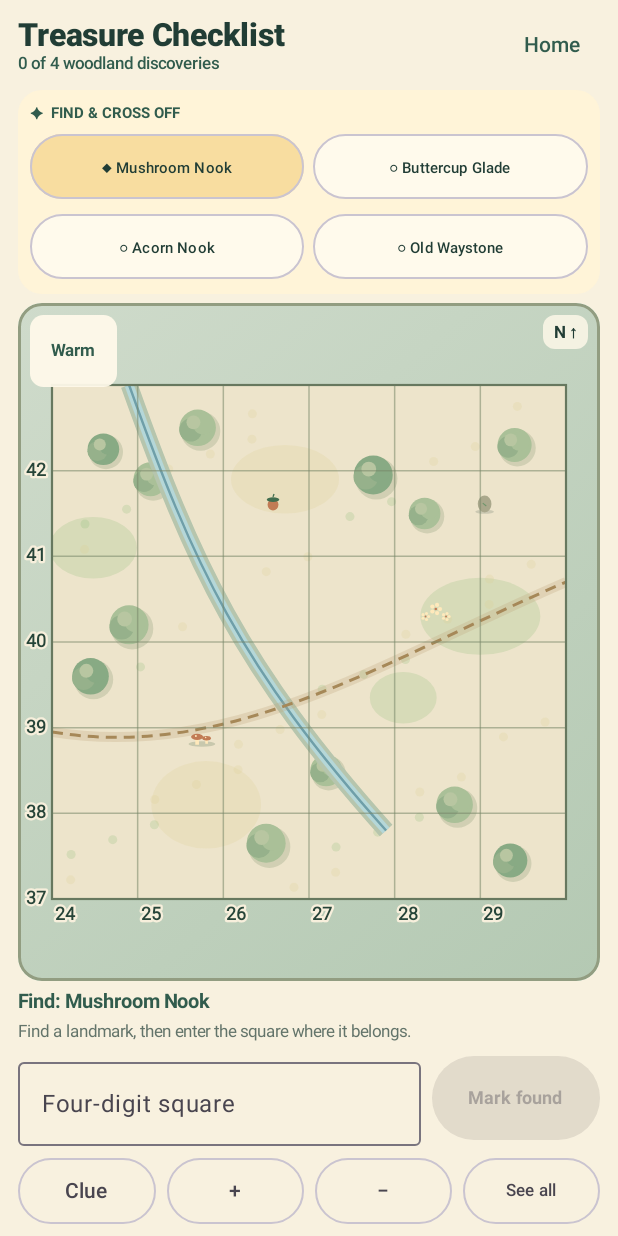
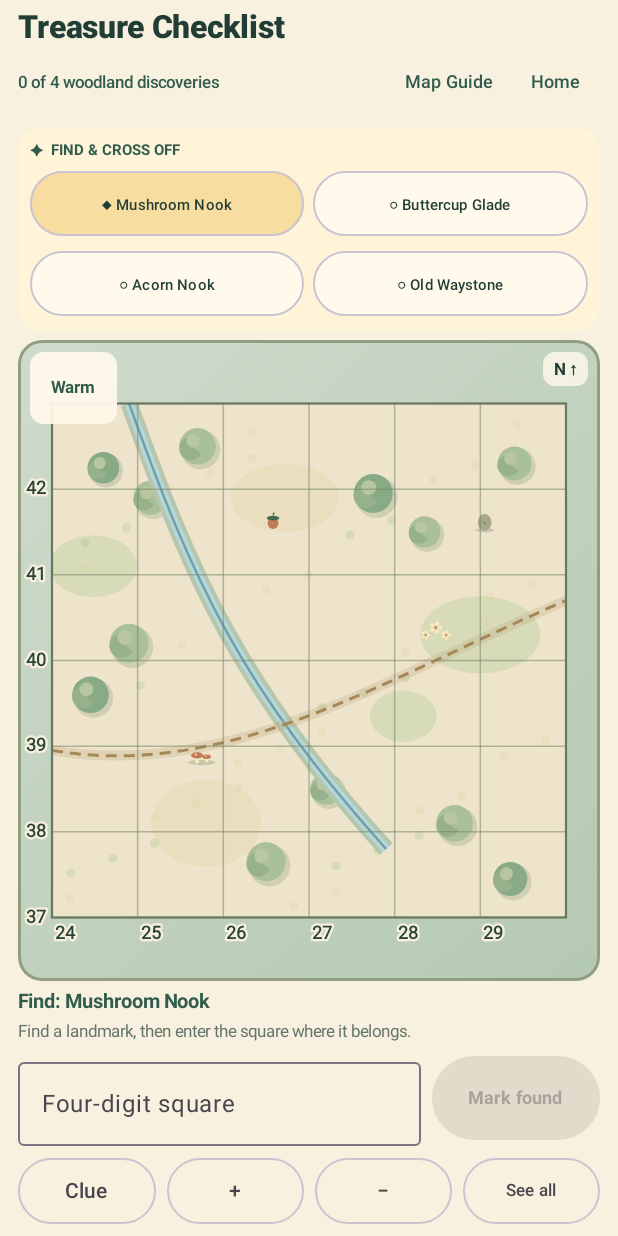
Before and after one commit to EdenP-Development/GridMates-Grid-Hunt, an Android app built with Jetpack Compose: the composable TreasureChecklistScreen shown on its own in the app's theme, on a phone screen of 412 x 824 dp. Run offline under Robolectric (Android 15) with nearby library versions, the phone set to English and light mode, and no system bars.

Commit message:
feat(checklist): add dismissible map-symbol guide without changing active clue or saves

```diff
--- a/app/src/main/java/com/playereden/gridmates/gridhunt/TreasureChecklistScreen.kt
+++ b/app/src/main/java/com/playereden/gridmates/gridhunt/TreasureChecklistScreen.kt
@@ -83,6 +83,7 @@ internal fun TreasureChecklistScreen(
         mutableStateOf(prefs.getString("answer", "") ?: "")
     }
     var hintVisible by rememberSaveable { mutableStateOf(false) }
+    var showMapGuide by rememberSaveable { mutableStateOf(false) }
     var feedback by rememberSaveable {
         mutableStateOf("Find a landmark, then enter the square where it belongs.")
     }
@@ -203,7 +204,8 @@ internal fun TreasureChecklistScreen(
                         .fillMaxHeight().verticalScroll(rememberScrollState()),
                     verticalArrangement = Arrangement.spacedBy(8.dp)
                 ) {
-                    TreasureChecklistHeader(completed.size, mission.targets.size, onHome)
+                    TreasureChecklistHeader(completed.size, mission.targets.size,
+                        onGuide = { showMapGuide = true }, onHome = onHome)
                     if (finished) {
                         TreasureChecklistFinished(onHome, replay)
                     } else {
@@ -216,7 +218,8 @@ internal fun TreasureChecklistScreen(
             }
         } else {
             Column(Modifier.fillMaxSize(), verticalArrangement = Arrangement.spacedBy(6.dp)) {
-                TreasureChecklistHeader(completed.size, mission.targets.size, onHome)
+                TreasureChecklistHeader(completed.size, mission.targets.size,
+                        onGuide = { showMapGuide = true }, onHome = onHome)
                 if (!finished) {
                     TreasureChecklistTargets(mission.targets, completed, active?.id, choose)
                 }
@@ -236,19 +239,28 @@ internal fun TreasureChecklistScreen(
             }
         }
     }
+    if (showMapGuide) {
+        WoodlandMapGuideDialog(mapLook = mapLook, onDismiss = { showMapGuide = false })
+    }
 }
 
 @Composable
-private fun TreasureChecklistHeader(found: Int, total: Int, onHome: () -> Unit) {
-    Row(Modifier.fillMaxWidth(), verticalAlignment = Alignment.CenterVertically) {
-        Column(Modifier.weight(1f)) {
-            Text("Treasure Checklist", color = Ink, fontWeight = FontWeight.ExtraBold,
-                fontSize = 21.sp)
-            Text("$found of $total woodland discoveries", color = Forest, fontSize = 11.sp,
-                fontWeight = FontWeight.Medium, modifier = Modifier.testTag("treasureProgress"))
-        }
-        TextButton(onClick = onHome, modifier = Modifier.testTag("treasureHome")) {
-            Text("Home", color = Forest)
+private fun TreasureChecklistHeader(
+    found: Int, total: Int, onGuide: () -> Unit, onHome: () -> Unit
+) {
+    Column(Modifier.fillMaxWidth()) {
+        Text("Treasure Checklist", color = Ink, fontWeight = FontWeight.ExtraBold,
+            fontSize = 21.sp, maxLines = 1)
+        Row(Modifier.fillMaxWidth(), verticalAlignment = Alignment.CenterVertically) {
+            Text("$found of $total woodland discoveries", color = Forest,
+                fontSize = 11.sp, fontWeight = FontWeight.Medium,
+                modifier = Modifier.weight(1f).testTag("treasureProgress"))
+            TextButton(onClick = onGuide, modifier = Modifier.testTag("openWoodlandMapGuide")) {
+                Text("Map Guide", color = Forest, fontSize = 12.sp)
+            }
+            TextButton(onClick = onHome, modifier = Modifier.testTag("treasureHome")) {
+                Text("Home", color = Forest, fontSize = 12.sp)
+            }
         }
     }
 }
```
